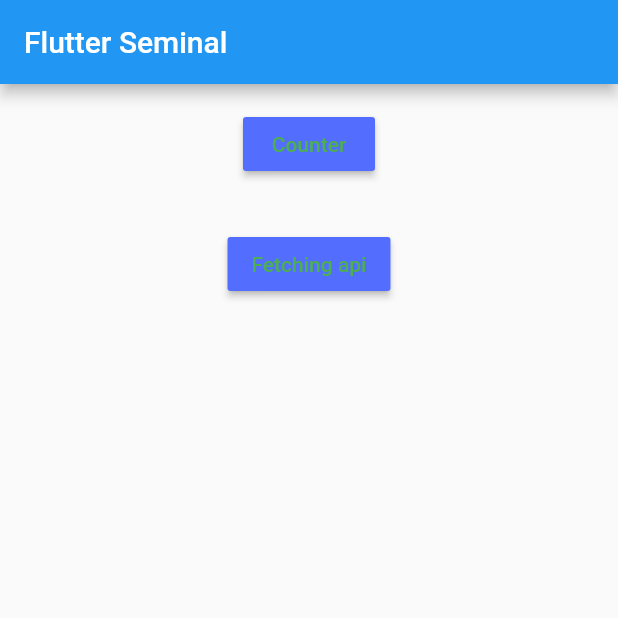
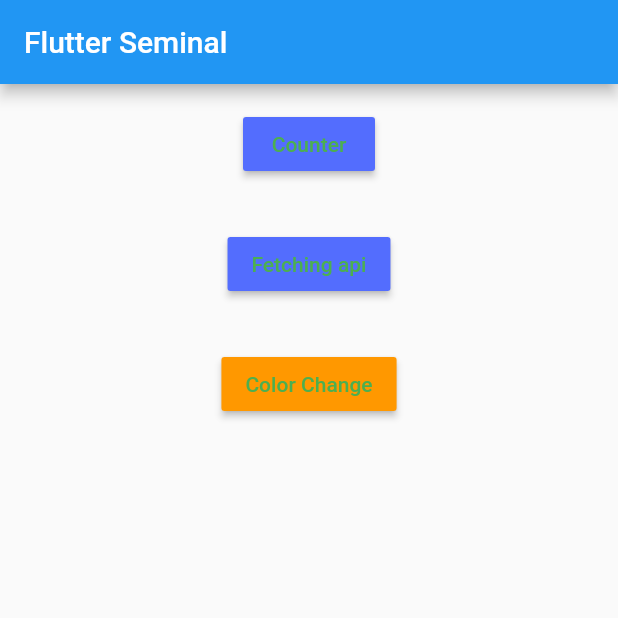
Before and after one commit to linhtv97/flutter, a Flutter app: the screen it shows after launch, on a phone screen of 412 x 824 dp, the top half of it. Run offline on Flutter 3.47's test engine with Material 2 defaults, Android fonts, the phone set to English and light mode, and no system bars.

Commit message:
change color state

```diff
--- a/lib/main.dart
+++ b/lib/main.dart
@@ -1,4 +1,5 @@
 import 'package:flutter/material.dart';
+import 'package:flutter_app_demo/Color.dart';
 import 'package:flutter_app_demo/Counter.dart';
 import 'package:flutter_app_demo/ListPost.dart';
 
@@ -64,6 +65,20 @@ class Home extends StatelessWidget {
                           builder: (context) => ListPost()));
                 },
               ),
+            ),
+            Padding(
+              padding: EdgeInsets.all(16.0),
+              child: MaterialButton(
+                textColor: Colors.green,
+                child: Text('Color Change'),
+                color: Colors.orange,
+                onPressed: () {
+                  Navigator.push(
+                      context,
+                      MaterialPageRoute(
+                          builder: (context) => Color()));
+                },
+              ),
             )
           ],
         ),
```
Also changed, not shown: lib/Color.dart (added, +58 -0 lines).
